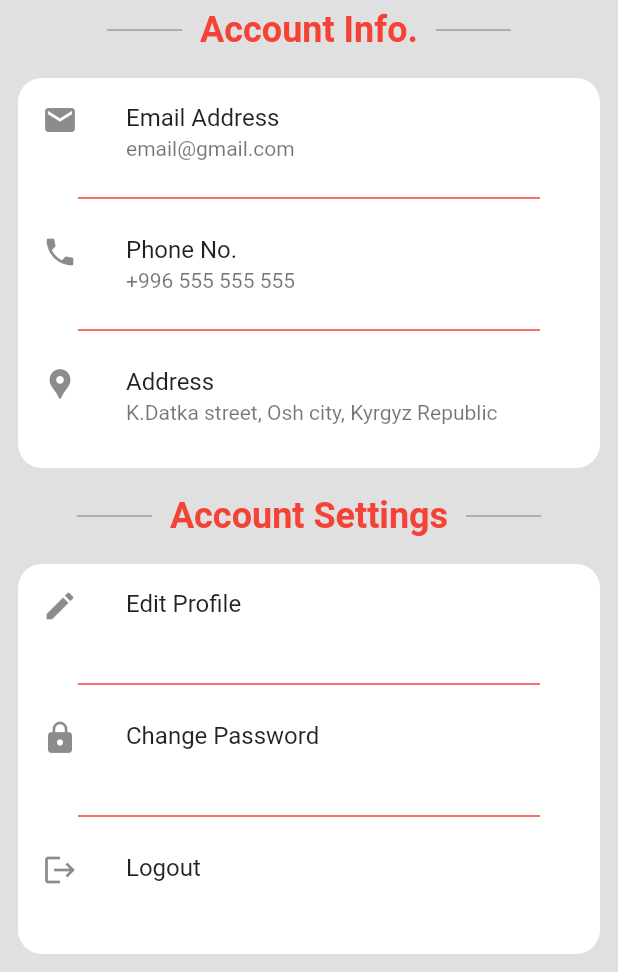
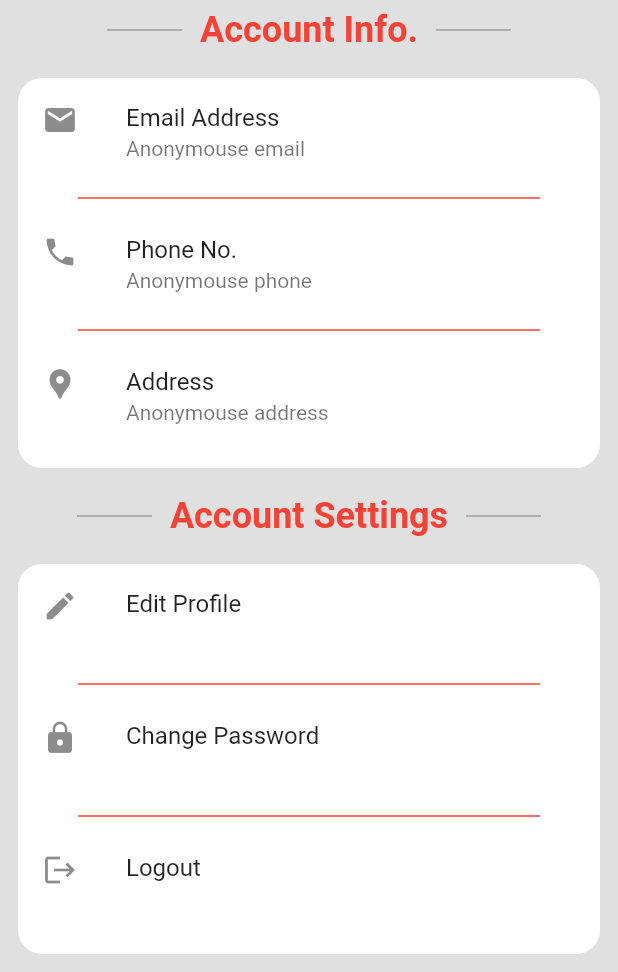
Before and after one commit to fluttberry/shop_app, a Flutter app: the ProfileScreen screen opened directly, scrolled down 169 dp, on a phone screen of 412 x 824 dp, the part 264-1236 px from its top. Run offline on Flutter 3.47's test engine with Material 2 defaults, Android fonts, the phone set to English and light mode, and no system bars; our stand-ins replace animated_text_kit, cloud_firestore, firebase_auth, firebase_core, firebase_storage, image_picker; accounts and stored records are empty; network calls fail.

Commit message:
profile screen data

```diff
--- a/lib/app/constants/presentation/auth/customer_sign_up.dart
+++ b/lib/app/constants/presentation/auth/customer_sign_up.dart
@@ -96,7 +96,7 @@ class _CustomerSignUpState extends State<CustomerSignUp> {
           _profileImage = await ref.getDownloadURL();
           _uid = FirebaseAuth.instance.currentUser!.uid;
           customers.doc(_uid).set({
-            'namw': _name,
+            'name': _name,
             'email': _email,
             'phone': '',
             'address': '',
--- a/lib/app/constants/presentation/main_screen/profile_screen.dart
+++ b/lib/app/constants/presentation/main_screen/profile_screen.dart
@@ -1,5 +1,6 @@
 // ignore_for_file: use_build_context_synchronously
 
+import 'package:cloud_firestore/cloud_firestore.dart';
 import 'package:firebase_auth/firebase_auth.dart';
 import 'package:flutter/material.dart';
 import 'package:shop_app/app/constants/colors/app_colors.dart';
@@ -11,15 +12,35 @@ import 'package:shop_app/app/constants/presentation/widgets/profile_widgets/red_
 import 'package:shop_app/app/constants/presentation/widgets/profile_widgets/repeated_list_tile_widget.dart';
 
 class ProfileScreen extends StatefulWidget {
-  const ProfileScreen({super.key});
-
+  const ProfileScreen({
+    super.key,
+    //required this.documentID,
+  });
+  // final String documentID;
   @override
   State<ProfileScreen> createState() => _ProfileScreenState();
 }
 
 class _ProfileScreenState extends State<ProfileScreen> {
+  CollectionReference customers =
+      FirebaseFirestore.instance.collection('customers');
   @override
   Widget build(BuildContext context) {
+    return FutureBuilder<DocumentSnapshot>(
+      future: customers.doc(FirebaseAuth.instance.currentUser!.uid).get(),
+      builder:
+          (BuildContext context, AsyncSnapshot<DocumentSnapshot> snapshot) {
+        if (snapshot.hasError) {
+          return const Text("Something went wrong");
+        }
+
+        if (snapshot.hasData && !snapshot.data!.exists) {
+          return const Text("Document does not exist");
+        }
+
+        if (snapshot.connectionState == ConnectionState.done) {
+          Map<String, dynamic> data =
+              snapshot.data!.data() as Map<String, dynamic>;
           return Scaffold(
             backgroundColor: AppColors.grey.shade300,
             body: Stack(
@@ -44,7 +65,8 @@ class _ProfileScreenState extends State<ProfileScreen> {
                       centerTitle: true,
                       backgroundColor: AppColors.white,
                       expandedHeight: 120,
-                flexibleSpace: LayoutBuilder(builder: (context, constraint) {
+                      flexibleSpace:
+                          LayoutBuilder(builder: (context, constraint) {
                         return FlexibleSpaceBar(
                           title: AnimatedOpacity(
                             opacity: constraint.biggest.height <= 120 ? 1 : 0,
@@ -76,19 +98,27 @@ class _ProfileScreenState extends State<ProfileScreen> {
                               ),
                               child: Row(
                                 children: [
-                            const CircleAvatar(
+                                  data['profileImage'] == ''
+                                      ? const CircleAvatar(
                                           radius: 50,
                                           backgroundImage: AssetImage(
                                             'images/inapp/guest.jpg',
                                           ),
+                                        )
+                                      : CircleAvatar(
+                                          backgroundImage: NetworkImage(
+                                              data['profileImage']),
                                         ),
                                   const SizedBox(
                                     width: 20,
                                   ),
                                   Text(
-                              'guest'.toUpperCase(),
+                                    data['namw'] == ''
+                                        ? 'guest'.toLowerCase()
+                                        : data['namw'].toUpperCase(),
                                     style: const TextStyle(
-                                  fontSize: 24, fontWeight: FontWeight.w600),
+                                        fontSize: 24,
+                                        fontWeight: FontWeight.w600),
                                   ),
                                 ],
                               ),
@@ -127,13 +157,15 @@ class _ProfileScreenState extends State<ProfileScreen> {
                                       Navigator.push(
                                         context,
                                         MaterialPageRoute(
-                                    builder: (context) => const CartScreen(),
+                                          builder: (context) =>
+                                              const CartScreen(),
                                         ),
                                       );
                                     },
                                     child: SizedBox(
                                       height: 40,
-                                width: MediaQuery.of(context).size.width * 0.2,
+                                      width: MediaQuery.of(context).size.width *
+                                          0.2,
                                       child: const Center(
                                         child: Text(
                                           'Cart',
@@ -161,7 +193,8 @@ class _ProfileScreenState extends State<ProfileScreen> {
                                     },
                                     child: SizedBox(
                                       height: 40,
-                                width: MediaQuery.of(context).size.width * 0.2,
+                                      width: MediaQuery.of(context).size.width *
+                                          0.2,
                                       child: const Center(
                                         child: Text(
                                           'Orders',
@@ -199,7 +232,8 @@ class _ProfileScreenState extends State<ProfileScreen> {
                                     },
                                     child: SizedBox(
                                       height: 40,
-                                width: MediaQuery.of(context).size.width * 0.2,
+                                      width: MediaQuery.of(context).size.width *
+                                          0.2,
                                       child: const Center(
                                         child: Text(
                                           'Wishlist',
@@ -243,23 +277,28 @@ class _ProfileScreenState extends State<ProfileScreen> {
                                     child: Column(
                                       // ignore: prefer_const_literals_to_create_immutables
                                       children: [
-                                  const RepeatedListStyleWidget(
+                                        RepeatedListStyleWidget(
                                           icon: Icons.email,
                                           title: 'Email Address',
-                                    subtitle: 'email@gmail.com',
+                                          subtitle: data['email'] == ''
+                                              ? 'Anonymouse email'
+                                              : data['email'],
                                         ),
                                         const RedDividerWidget(),
-                                  const RepeatedListStyleWidget(
+                                        RepeatedListStyleWidget(
                                           icon: Icons.phone,
                                           title: 'Phone No.',
-                                    subtitle: '+996 555 555 555',
+                                          subtitle: data['phone'] == ''
+                                              ? 'Anonymouse phone'
+                                              : data['phone'],
                                         ),
                                         const RedDividerWidget(),
                                         RepeatedListStyleWidget(
                                           icon: Icons.location_pin,
                                           title: 'Address',
-                                    subtitle:
-                                        'K.Datka street, Osh city, Kyrgyz Republic',
+                                          subtitle: data['address'] == ''
+                                              ? 'Anonymouse address'
+                                              : data['address'],
                                           onPressed: () {},
                                         ),
                                       ],
@@ -282,13 +321,15 @@ class _ProfileScreenState extends State<ProfileScreen> {
                                       children: [
                                         RepeatedListStyleWidget(
                                           icon: Icons.edit,
-                                    title: 'Edit Profile', onPressed: () {},
+                                          title: 'Edit Profile',
+                                          onPressed: () {},
                                           // subtitle: 'email@gmail.com',
                                         ),
                                         const RedDividerWidget(),
                                         RepeatedListStyleWidget(
                                           icon: Icons.lock,
-                                    title: 'Change Password', onPressed: () {},
+                                          title: 'Change Password',
+                                          onPressed: () {},
                                           // subtitle: '+996 555 555 555',
                                         ),
                                         const RedDividerWidget(),
@@ -296,7 +337,8 @@ class _ProfileScreenState extends State<ProfileScreen> {
                                           icon: Icons.logout,
                                           title: 'Logout',
                                           onPressed: () async {
-                                      await FirebaseAuth.instance.signOut();
+                                            await FirebaseAuth.instance
+                                                .signOut();
                                             Navigator.pushReplacementNamed(
                                                 context, '/welcome_screen');
                                           },
@@ -318,4 +360,14 @@ class _ProfileScreenState extends State<ProfileScreen> {
             ),
           );
         }
+
+        return const Center(
+          child: CircularProgressIndicator(
+            color: AppColors.purple,
+          ),
+        );
+      },
+    );
   }
+}
+//https://www.youtube.com/watch?v=nCK_PUsToLo 50
```
Also changed, not shown: lib/app/constants/presentation/auth/supplier_sign_up.dart (line endings or trailing spaces). Lines whose indentation alone changed are shown as unchanged.
